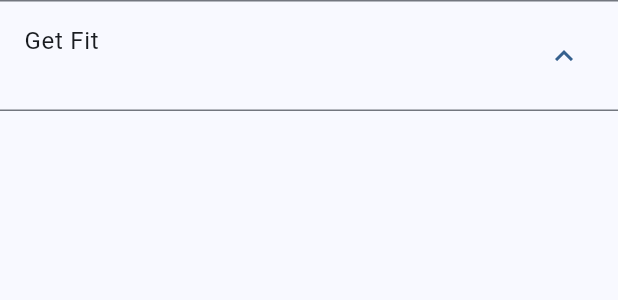
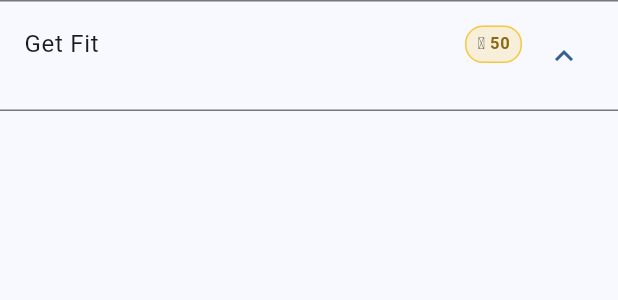
Before and after one commit to Govher07/task-scheduler, a Flutter app: the GoalSection widget shown alone on an empty page, opened directly with sample values from the repository, on a phone screen of 412 x 824 dp. Shown: the top 300 px of the screen. Run offline on Flutter 3.47's test engine with Material 3 defaults, Android fonts, the phone set to English and light mode, and no system bars; our stand-ins replace drift, flutter_riverpod, freezed_annotation, go_router, shared_preferences, supabase_flutter; accounts and stored records are empty; generated files the repository leaves out were written again.

Commit message:
add coins feature in Mygoals

```diff
--- a/lib/core/models/goal.dart
+++ b/lib/core/models/goal.dart
@@ -13,6 +13,8 @@ class Goal with _$Goal {
     String? description,
     DateTime? starttime,
     DateTime? deadline,
+    @Default(false) bool gotRewards,
+    @Default(50) int rewardCoins,
     required DateTime createdAt,
     required DateTime updatedAt,
   }) = _Goal;
--- a/lib/core/models/task.dart
+++ b/lib/core/models/task.dart
@@ -16,6 +16,8 @@ class Task with _$Task {
     int? estimatedDurationMinutes,
     @Default(EffortLevel.medium) EffortLevel effortLevel,
     @Default(TaskStatus.todo) TaskStatus status,
+    @Default(false) bool gotRewards,
+    @Default(10) int rewardCoins,
     required DateTime createdAt,
     required DateTime updatedAt,
   }) = _Task;
--- a/lib/core/providers.dart
+++ b/lib/core/providers.dart
@@ -6,10 +6,10 @@ import 'repositories/event_repository.dart';
 import 'repositories/supabase_goal_repository.dart';
 import 'repositories/supabase_task_repository.dart';
 import 'repositories/supabase_event_repository.dart';
-
 import 'repositories/mock_goal_repository.dart';
 import 'repositories/mock_task_repository.dart';
 import 'repositories/mock_event_repository.dart';
+import 'services/reward_service.dart';
 
 const bool useMock = false;
 
@@ -43,3 +43,7 @@ final eventRepositoryProvider = Provider<EventRepository>((ref) {
   }
   return SupabaseEventRepository(ref.watch(supabaseClientProvider));
 });
+
+final rewardServiceProvider = Provider<RewardService>((ref) {
+  return RewardService(ref.watch(supabaseClientProvider));
+});
--- a/lib/core/repositories/supabase_goal_repository.dart
+++ b/lib/core/repositories/supabase_goal_repository.dart
@@ -20,6 +20,8 @@ class SupabaseGoalRepository implements GoalRepository {
       deadline: row['deadline'] != null
           ? DateTime.parse(row['deadline'] as String)
           : null,
+      gotRewards: row['got_rewards'] as bool? ?? false,
+      rewardCoins: row['reward_coins'] as int? ?? 50,
       createdAt: DateTime.parse(row['created_at'] as String),
       updatedAt: DateTime.parse(row['updated_at'] as String),
     );
@@ -33,6 +35,9 @@ class SupabaseGoalRepository implements GoalRepository {
       'description': goal.description,
       'starttime': goal.starttime?.toIso8601String(),
       'deadline': goal.deadline?.toIso8601String(),
+      'got_rewards': goal.gotRewards,
+      'reward_coins': goal.rewardCoins,
+      'user_id': _client.auth.currentUser?.id,
       'created_at': goal.createdAt.toIso8601String(),
       'updated_at': goal.updatedAt.toIso8601String(),
     };
--- a/lib/core/repositories/supabase_task_repository.dart
+++ b/lib/core/repositories/supabase_task_repository.dart
@@ -23,6 +23,8 @@ class SupabaseTaskRepository implements TaskRepository {
       estimatedDurationMinutes: row['estimated_duration_minutes'] as int?,
       effortLevel: EffortLevel.values.byName(row['effort_level'] as String),
       status: TaskStatus.values.byName(row['status'] as String),
+      gotRewards: row['got_rewards'] as bool? ?? false,
+      rewardCoins: row['reward_coins'] as int? ?? 10,
       createdAt: DateTime.parse(row['created_at'] as String),
       updatedAt: DateTime.parse(row['updated_at'] as String),
     );
@@ -39,6 +41,9 @@ class SupabaseTaskRepository implements TaskRepository {
       'estimated_duration_minutes': task.estimatedDurationMinutes,
       'effort_level': task.effortLevel.name,
       'status': task.status.name,
+      'got_rewards': task.gotRewards,
+      'reward_coins': task.rewardCoins,
+      'user_id': _client.auth.currentUser?.id,
       'created_at': task.createdAt.toIso8601String(),
       'updated_at': task.updatedAt.toIso8601String(),
     };
--- a/lib/features/goals/widgets/goal_section.dart
+++ b/lib/features/goals/widgets/goal_section.dart
@@ -4,6 +4,7 @@ import 'package:intl/intl.dart';
 import '../../../core/models/enums.dart';
 import '../../../core/models/goal.dart';
 import '../../../core/models/task.dart';
+import '../../../core/services/reward_service.dart';
 import '../providers/goals_provider.dart';
 import 'task_tile.dart';
 
@@ -54,7 +55,12 @@ class GoalSection extends ConsumerWidget {
                   color: theme.colorScheme.primary,
                 ),
               ),
-            ]
+              const SizedBox(width: 8),
+            ],
+            _GoalCoinBadge(
+              coins: goal.rewardCoins + RewardService.calcGoalDynamicBonus(goal, tasks.length),
+              collected: goal.gotRewards,
+            ),
           ],
         ),
       ),
@@ -119,3 +125,40 @@ class GoalSection extends ConsumerWidget {
     );
   }
 }
+
+class _GoalCoinBadge extends StatelessWidget {
+  final int coins;
+  final bool collected;
+
+  const _GoalCoinBadge({required this.coins, required this.collected});
+
+  @override
+  Widget build(BuildContext context) {
+    return Opacity(
+      opacity: collected ? 0.35 : 1.0,
+      child: Container(
+        padding: const EdgeInsets.symmetric(horizontal: 7, vertical: 3),
+        decoration: BoxDecoration(
+          color: const Color(0xFFF5C842).withValues(alpha: 0.2),
+          borderRadius: BorderRadius.circular(12),
+          border: Border.all(color: const Color(0xFFF5C842)),
+        ),
+        child: Row(
+          mainAxisSize: MainAxisSize.min,
+          children: [
+            const Text('🪙', style: TextStyle(fontSize: 11)),
+            const SizedBox(width: 3),
+            Text(
+              '$coins',
+              style: const TextStyle(
+                fontSize: 11,
+                fontWeight: FontWeight.bold,
+                color: Color(0xFF8B6914),
+              ),
+            ),
+          ],
+        ),
+      ),
+    );
+  }
+}
```
Also changed, not shown: lib/core/services/reward_service.dart (added, +161 -0 lines), lib/features/goals/screens/goals_screen.dart (+12 -4 lines), lib/features/goals/screens/task_form_screen.dart (+6 -3 lines), lib/features/goals/widgets/task_tile.dart (+44 -2 lines), lib/core/models/goal.freezed.dart, lib/core/models/goal.g.dart, lib/core/models/task.freezed.dart, lib/core/models/task.g.dart.
